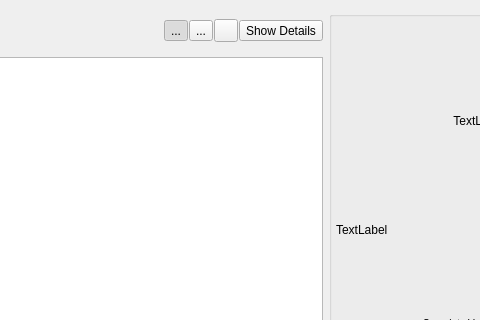
The window that resources/dialog.ui (shotgunsoftware/tk-multi-loader2) describes before a commit, drawn with Qt 5; both pictures show x 586 to 1066 and y 0 to 320 of the 1226 by 766 pixel window.
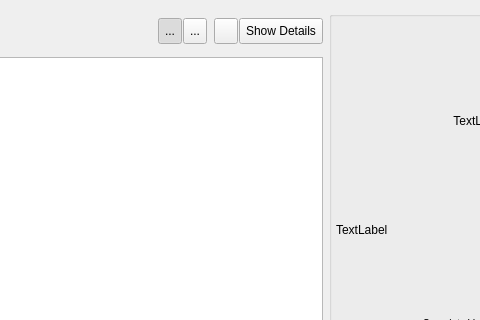
The same window after the commit. Icons and pictures are not drawn.

Diff of the .ui file:
```diff
--- a/resources/dialog.ui
+++ b/resources/dialog.ui
@@ -328,6 +328,12 @@
        </item>
        <item>
         <widget class="QToolButton" name="thumbnail_mode">
+         <property name="minimumSize">
+          <size>
+           <width>0</width>
+           <height>26</height>
+          </size>
+         </property>
          <property name="toolTip">
           <string>Thumbnail Mode</string>
          </property>
@@ -348,6 +354,12 @@
        </item>
        <item>
         <widget class="QToolButton" name="list_mode">
+         <property name="minimumSize">
+          <size>
+           <width>0</width>
+           <height>26</height>
+          </size>
+         </property>
          <property name="toolTip">
           <string>List Mode</string>
          </property>
@@ -363,8 +375,33 @@
          </property>
         </widget>
        </item>
+       <item>
+        <widget class="QLabel" name="label_5">
+         <property name="minimumSize">
+          <size>
+           <width>5</width>
+           <height>0</height>
+          </size>
+         </property>
+         <property name="maximumSize">
+          <size>
+           <width>5</width>
+           <height>16777215</height>
+          </size>
+         </property>
+         <property name="text">
+          <string/>
+         </property>
+        </widget>
+       </item>
        <item>
         <widget class="QToolButton" name="search_publishes">
+         <property name="minimumSize">
+          <size>
+           <width>0</width>
+           <height>26</height>
+          </size>
+         </property>
          <property name="toolTip">
           <string>Search Publishes</string>
          </property>
@@ -376,6 +413,12 @@
        </item>
        <item>
         <widget class="QToolButton" name="info">
+         <property name="minimumSize">
+          <size>
+           <width>0</width>
+           <height>26</height>
+          </size>
+         </property>
          <property name="toolTip">
           <string>Use this button to &lt;i&gt;toggle details on and off&lt;/i&gt;. </string>
          </property>
```
